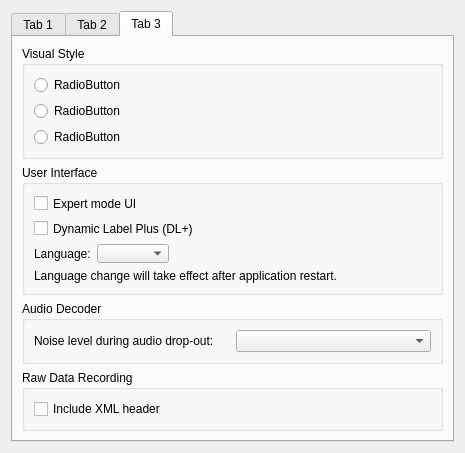
KejPi/AbracaDABra, file gui/setupdialog.ui: the form before one commit.
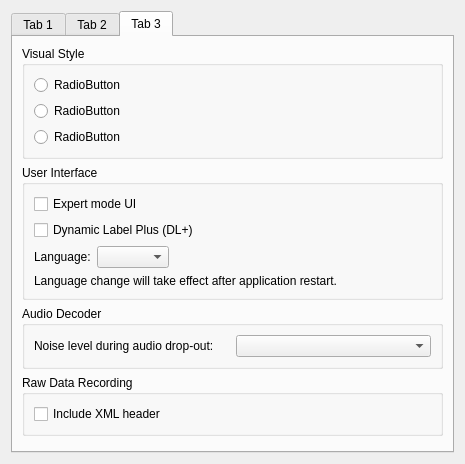
The form after the commit. The open tabs and pages were chosen to show the change.

Commit message: Default theme changed to Fusion on Windows when compield with Qt >= 6.5.0 to support automatic dark mode switching

The edit to the form file:
```diff
--- a/gui/setupdialog.ui
+++ b/gui/setupdialog.ui
@@ -7,7 +7,7 @@
     <x>0</x>
     <y>0</y>
     <width>465</width>
-    <height>453</height>
+    <height>464</height>
    </rect>
   </property>
   <property name="minimumSize">
```
Left out of the diff: 8 changed lines with no effect on the pictures. The commit also changes 2 other files.
